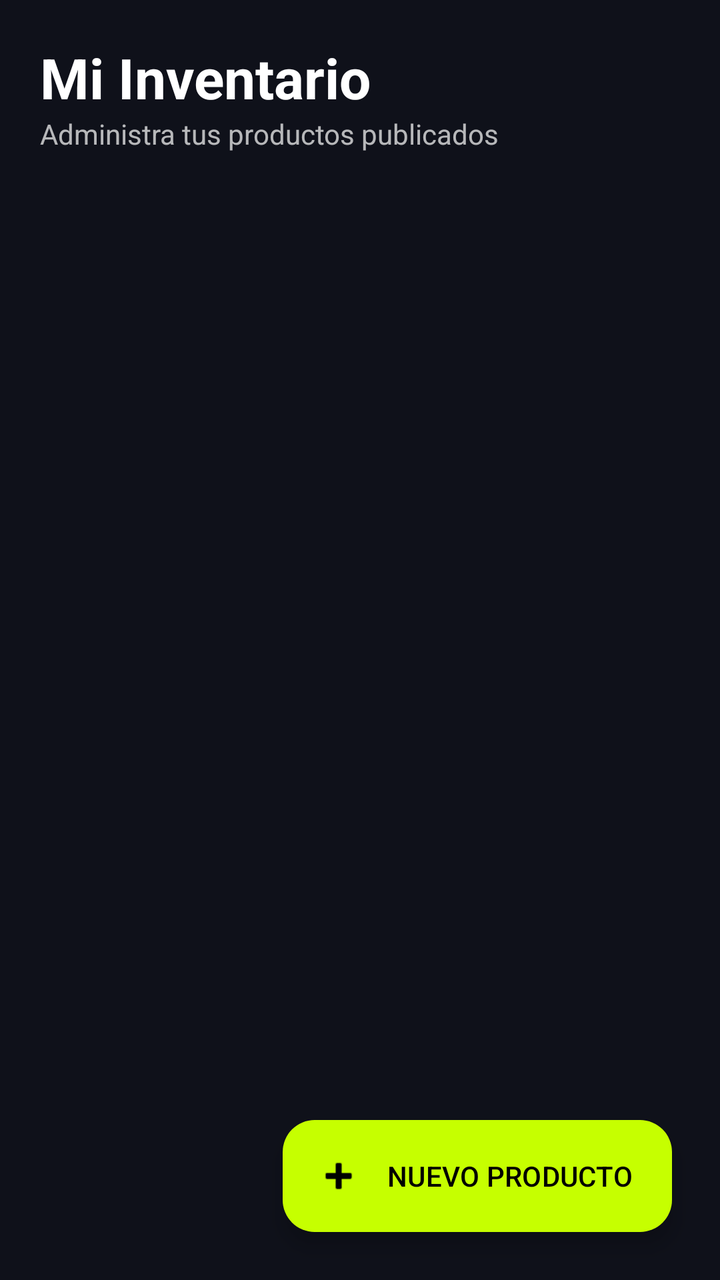
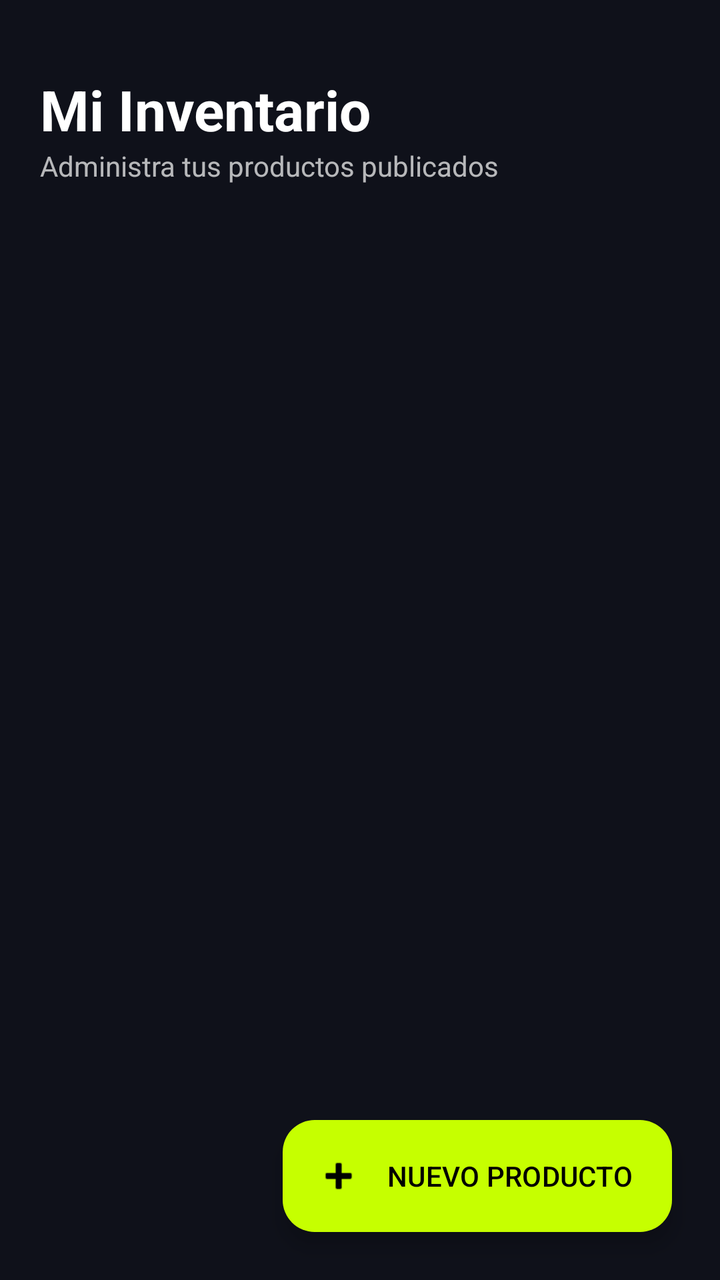

Two renders of the same Android screen: before a commit and after it. Below are the layout's source before the change and the commit's diff.
<!-- AndroidManifest.xml: application theme Theme.VoltCore -->
<!-- res/layout/fragment_vendor_products.xml -->
<?xml version="1.0" encoding="utf-8"?>
<androidx.constraintlayout.widget.ConstraintLayout xmlns:android="http://schemas.android.com/apk/res/android"
    xmlns:app="http://schemas.android.com/apk/res-auto"
    android:layout_width="match_parent"
    android:layout_height="match_parent"
    android:background="@color/volt_background">

    <LinearLayout
        android:id="@+id/headerVendor"
        android:layout_width="match_parent"
        android:layout_height="wrap_content"
        android:orientation="vertical"
        android:padding="20dp"
        app:layout_constraintTop_toTopOf="parent">

        <TextView
            android:layout_width="wrap_content"
            android:layout_height="wrap_content"
            android:text="Mi Inventario"
            android:textColor="@color/white"
            android:textSize="28sp"
            android:textStyle="bold" />

        <TextView
            android:layout_width="wrap_content"
            android:layout_height="wrap_content"
            android:text="Administra tus productos publicados"
            android:textColor="#B3FFFFFF"
            android:textSize="14sp" />
    </LinearLayout>

    <androidx.recyclerview.widget.RecyclerView
        android:id="@+id/rvVendorProducts"
        android:layout_width="0dp"
        android:layout_height="0dp"
        android:paddingHorizontal="8dp"
        app:layout_constraintBottom_toBottomOf="parent"
        app:layout_constraintEnd_toEndOf="parent"
        app:layout_constraintStart_toStartOf="parent"
        app:layout_constraintTop_toBottomOf="@id/headerVendor"
        app:layoutManager="androidx.recyclerview.widget.LinearLayoutManager" />

    <com.google.android.material.floatingactionbutton.ExtendedFloatingActionButton
        android:id="@+id/fabAddProduct"
        android:layout_width="wrap_content"
        android:layout_height="wrap_content"
        android:layout_margin="24dp"
        android:text="NUEVO PRODUCTO"
        android:textColor="@color/black"
        app:icon="@android:drawable/ic_input_add"
        app:iconTint="@color/black"
        app:backgroundTint="@color/volt_primary"
        app:layout_constraintBottom_toBottomOf="parent"
        app:layout_constraintEnd_toEndOf="parent"
        android:contentDescription="Agregar Producto" />

</androidx.constraintlayout.widget.ConstraintLayout>
<!-- resources referenced by this layout -->
<resources>
  <color name="black">#FF000000</color>
  <color name="volt_background">#0F111A</color>
  <color name="volt_primary">#C6FF00</color>
  <color name="white">#FFFFFFFF</color>
  <style name="Theme.VoltCore" parent="Base.Theme.VoltCore" />
  <style name="Base.Theme.VoltCore" parent="Theme.Material3.DayNight.NoActionBar">
          
          <item name="colorPrimary">@color/volt_primary</item>
          <item name="android:windowBackground">@color/volt_background</item>
          <item name="colorSurface">@color/glass_surface</item>
          <item name="colorOnSurface">@color/white</item>
      </style>
  <color name="glass_surface">#1AFFFFFF</color>
</resources>

<!-- the commit's change to res/layout/fragment_vendor_products.xml (unified diff, before → after) -->
@@ -3,7 +3,8 @@
     xmlns:app="http://schemas.android.com/apk/res-auto"
     android:layout_width="match_parent"
     android:layout_height="match_parent"
-    android:background="@color/volt_background">
+    android:background="@color/volt_background"
+    android:paddingTop="16dp">
 
     <LinearLayout
         android:id="@+id/headerVendor"
@@ -16,7 +17,7 @@
         <TextView
             android:layout_width="wrap_content"
             android:layout_height="wrap_content"
-            android:text="Mi Inventario"
+            android:text="@string/my_inventory"
             android:textColor="@color/white"
             android:textSize="28sp"
             android:textStyle="bold" />
@@ -24,8 +25,8 @@
         <TextView
             android:layout_width="wrap_content"
             android:layout_height="wrap_content"
-            android:text="Administra tus productos publicados"
-            android:textColor="#B3FFFFFF"
+            android:text="@string/manage_inventory_desc"
+            android:textColor="@color/white_70"
             android:textSize="14sp" />
     </LinearLayout>
 
@@ -45,13 +46,13 @@
         android:layout_width="wrap_content"
         android:layout_height="wrap_content"
         android:layout_margin="24dp"
-        android:text="NUEVO PRODUCTO"
+        android:text="@string/new_product_button"
         android:textColor="@color/black"
         app:icon="@android:drawable/ic_input_add"
         app:iconTint="@color/black"
         app:backgroundTint="@color/volt_primary"
         app:layout_constraintBottom_toBottomOf="parent"
         app:layout_constraintEnd_toEndOf="parent"
-        android:contentDescription="Agregar Producto" />
+        android:contentDescription="@string/add_user_desc" />
 
 </androidx.constraintlayout.widget.ConstraintLayout>
<!-- resource entries referenced after the edit -->
@@ -4,6 +4,11 @@
   <color name="volt_background">#0F111A</color>
   <color name="volt_primary">#C6FF00</color>
   <color name="white">#FFFFFFFF</color>
+  <color name="white_70">#B3FFFFFF</color>
+  <string name="add_user_desc">Agregar usuario</string>
+  <string name="manage_inventory_desc">Administra tus productos publicados</string>
+  <string name="my_inventory">Mi Inventario</string>
+  <string name="new_product_button">NUEVO PRODUCTO</string>
   <style name="Theme.VoltCore" parent="Base.Theme.VoltCore" />
   <style name="Base.Theme.VoltCore" parent="Theme.Material3.DayNight.NoActionBar">
           
